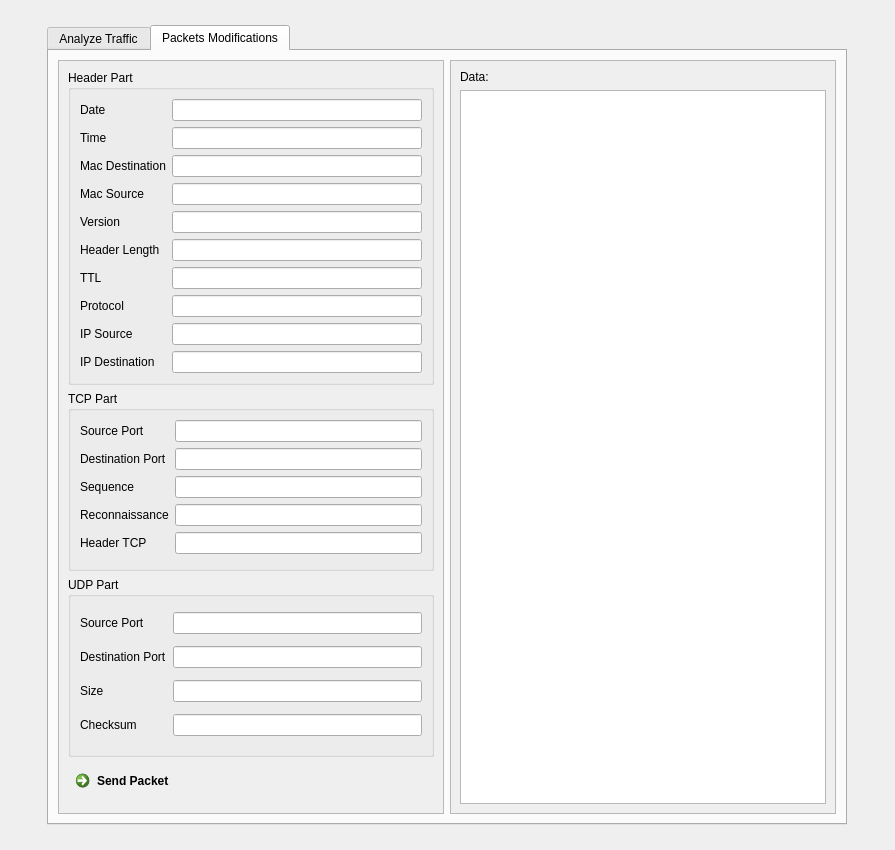
The window that src/gui/GUI.ui (Neodyme/Yellow) describes before a commit, drawn with Qt 5.
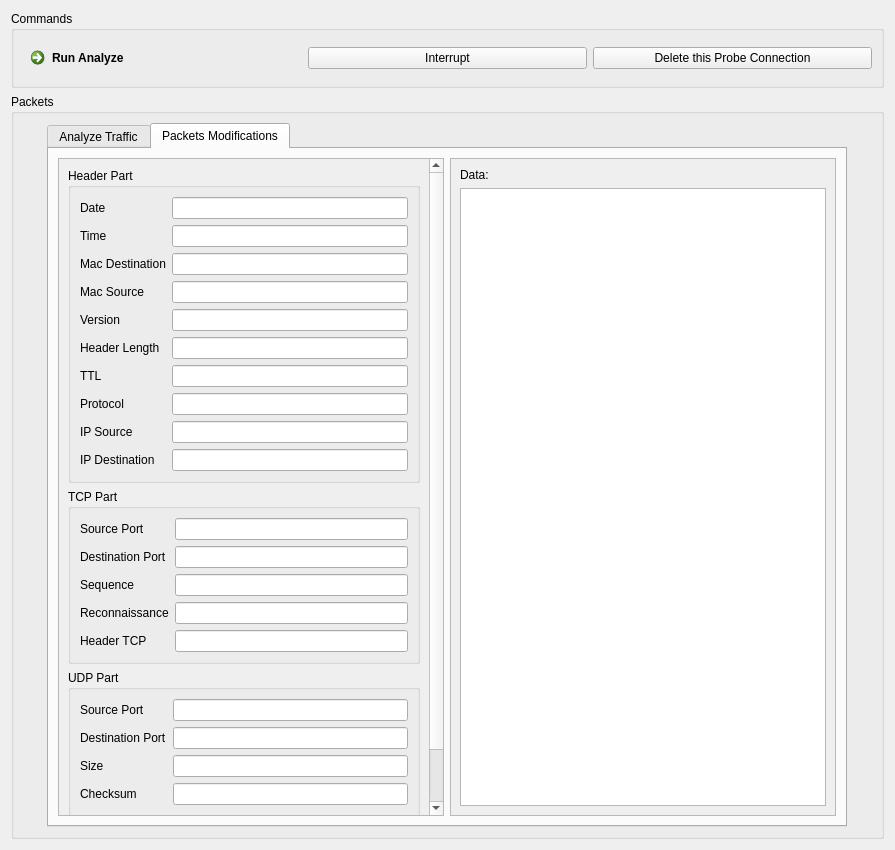
The same window after the commit. The open tabs and pages were chosen to show the change.

```diff
--- a/src/gui/GUI.ui
+++ b/src/gui/GUI.ui
@@ -14,6 +14,12 @@
    <string>Form</string>
   </property>
   <layout class="QGridLayout" name="gridLayout_2">
+   <item row="1" column="0">
+    <widget class="QGroupBox" name="groupBoxPackets">
+     <property name="title">
+      <string>Packets</string>
+     </property>
+     <layout class="QGridLayout" name="gridLayout_9">
    <item row="0" column="0">
     <widget class="QTabWidget" name="tabWidget">
      <property name="sizePolicy">
@@ -192,7 +198,7 @@
             <x>0</x>
             <y>0</y>
             <width>383</width>
-            <height>754</height>
+               <height>673</height>
            </rect>
           </property>
           <layout class="QGridLayout" name="gridLayout_4">
@@ -452,7 +458,7 @@
             <x>0</x>
             <y>0</y>
             <width>383</width>
-            <height>754</height>
+               <height>673</height>
            </rect>
           </property>
           <layout class="QGridLayout" name="gridLayout_8">
@@ -476,6 +482,82 @@
    </item>
   </layout>
  </widget>
+   </item>
+   <item row="0" column="0">
+    <widget class="QGroupBox" name="groupBoxCommands">
+     <property name="sizePolicy">
+      <sizepolicy hsizetype="Preferred" vsizetype="Fixed">
+       <horstretch>0</horstretch>
+       <verstretch>0</verstretch>
+      </sizepolicy>
+     </property>
+     <property name="title">
+      <string>Commands</string>
+     </property>
+     <layout class="QGridLayout" name="gridLayout_10">
+      <item row="0" column="1">
+       <widget class="QPushButton" name="pushButtonInterrupt">
+        <property name="sizePolicy">
+         <sizepolicy hsizetype="Preferred" vsizetype="Fixed">
+          <horstretch>0</horstretch>
+          <verstretch>0</verstretch>
+         </sizepolicy>
+        </property>
+        <property name="text">
+         <string>Interrupt</string>
+        </property>
+       </widget>
+      </item>
+      <item row="0" column="2">
+       <widget class="QPushButton" name="pushButtonDeleteProbe">
+        <property name="text">
+         <string>Delete this Probe Connection</string>
+        </property>
+       </widget>
+      </item>
+      <item row="0" column="0">
+       <widget class="QCommandLinkButton" name="commandLinkButtonRunAnalyze">
+        <property name="text">
+         <string>Run Analyze</string>
+        </property>
+       </widget>
+      </item>
+     </layout>
+    </widget>
+   </item>
+  </layout>
+ </widget>
+ <tabstops>
+  <tabstop>commandLinkButtonRunAnalyze</tabstop>
+  <tabstop>pushButtonInterrupt</tabstop>
+  <tabstop>pushButtonDeleteProbe</tabstop>
+  <tabstop>tabWidget</tabstop>
+  <tabstop>tableWidget</tabstop>
+  <tabstop>plainTextEdit</tabstop>
+  <tabstop>lineEditSourcePortUDP</tabstop>
+  <tabstop>lineEditSizeUDP</tabstop>
+  <tabstop>lineEditChecksumUDP</tabstop>
+  <tabstop>scrollArea</tabstop>
+  <tabstop>lineEditDestinationPortUDP</tabstop>
+  <tabstop>lineEditSequence</tabstop>
+  <tabstop>lineEditSourcePort</tabstop>
+  <tabstop>lineEditDestinationPort</tabstop>
+  <tabstop>lineEditReconnaissance</tabstop>
+  <tabstop>lineEditHeaderTCP</tabstop>
+  <tabstop>lineEditDate</tabstop>
+  <tabstop>lineEditIPSource</tabstop>
+  <tabstop>lineEditTTL</tabstop>
+  <tabstop>lineEditProtocol</tabstop>
+  <tabstop>lineEditHeaderLength</tabstop>
+  <tabstop>lineEditTime</tabstop>
+  <tabstop>lineEditMacDestination</tabstop>
+  <tabstop>lineEditMacSource</tabstop>
+  <tabstop>lineEditVersion</tabstop>
+  <tabstop>lineEditIPDestination</tabstop>
+  <tabstop>commandLinkButtonSendPacket</tabstop>
+  <tabstop>scrollArea_2</tabstop>
+  <tabstop>plainTextEditData</tabstop>
+ </tabstops>
  <resources/>
  <connections/>
 </ui>
```
Left out of the diff: 1 changed line with no effect on the pictures. Lines whose indentation alone changed are shown as unchanged.
